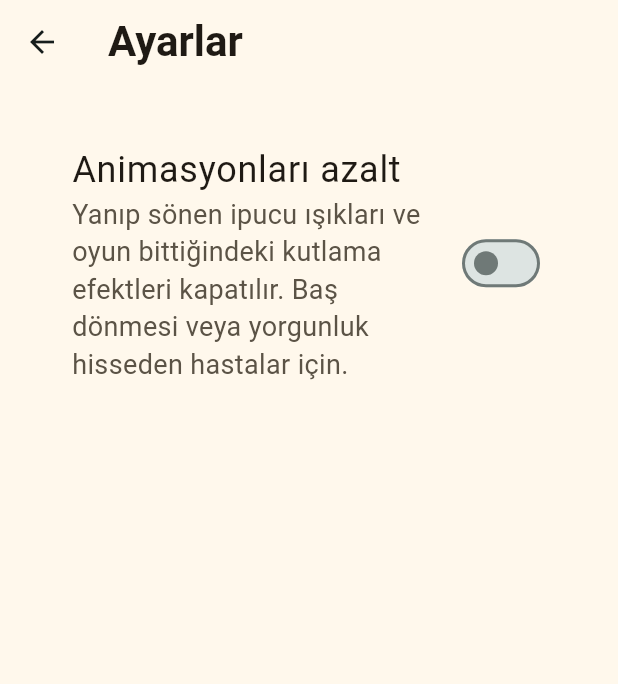
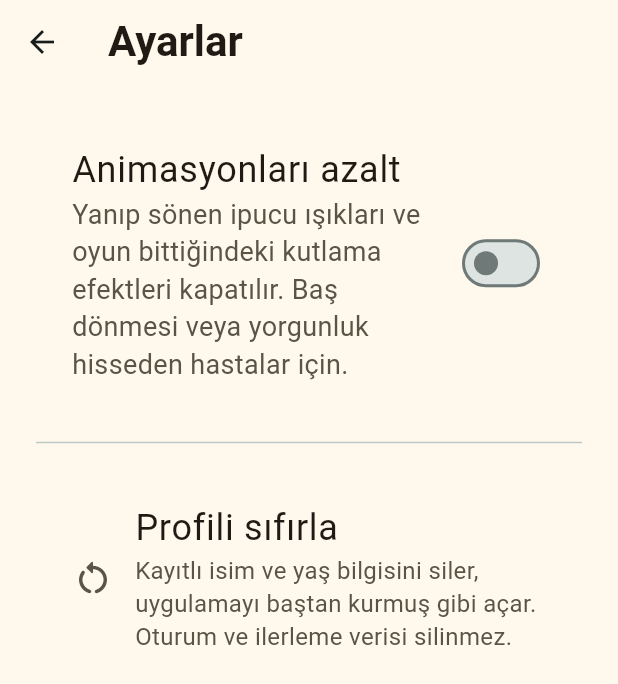
Before and after one commit to muozer1993-crypto/repo, a Flutter app: the SettingsScreen screen opened by its route, on a phone screen of 412 x 824 dp. Shown: the top 684 px of the screen. Run offline on Flutter 3.47's test engine with Material 3 defaults, Android fonts, the phone set to English and light mode, and no system bars; our stand-ins replace flutter_riverpod, go_router, isar, just_audio, supabase_flutter; accounts and stored records are empty; generated files the repository leaves out were written again.

Commit message:
fix(gameplay): unblock exit + completion, speaker feedback, profile reset
Root cause of exit/completion buttons silently doing nothing:
flushSession called isar.placementEvents.putAll(...) but
PlacementEvent is @embedded — it lives inside SessionLog, it has no
collection accessor. The dynamic-typed isar field hid the missing
getter at compile time; at runtime the call threw NoSuchMethodError,
the await surfaced the exception to the caller, and the subsequent
context.go('/home') in _onExit / _onComplete never ran. Switched to
attaching placements on the SessionLog directly via its embedded
`placements` list and dropped the separate put call.

Other fixes:

* CompletionOverlay "Ana ekrana dön" button overflowed horizontally
  in portrait (RIGHT OVERFLOWED BY 65 PIXELS). Reduced the overlay's
  horizontal padding/margin and made the BigButton expand so it
  fits the narrower container.

* Speaker button gave no visible feedback because the instruction
  WAV assets are not yet recorded. Added a floating SnackBar with
  the scene's instruction text on tap — patient gets immediate
  confirmation the button works, and reads what to do if audio is
  missing. `instructionText` is now a required param.

* Added "Profili sıfırla" tile to Settings so caregivers can wipe
  the stored name/age band without uninstalling the APK.
  ProfileRepository.clear() removes the row; go_router's existing
  redirect handles bouncing to /setup on the next frame.

```diff
--- a/lib/features/game/presentation/scene_player_screen.dart
+++ b/lib/features/game/presentation/scene_player_screen.dart
@@ -90,6 +90,7 @@ class _ScenePlayerScreenState extends ConsumerState<ScenePlayerScreen> {
                 right: 8,
                 child: InstructionSpeakerButton(
                   instructionAudioPath: args.scene.instructionAudioPath,
+                  instructionText: args.scene.instructionTr,
                 ),
               ),
             if (state.isComplete)
--- a/lib/features/home/presentation/settings_screen.dart
+++ b/lib/features/home/presentation/settings_screen.dart
@@ -1,6 +1,7 @@
 import 'package:flutter/material.dart';
 import 'package:flutter_riverpod/flutter_riverpod.dart';
 
+import '../../../core/theme/app_theme.dart';
 import '../../../core/theme/motion.dart';
 import '../../../l10n/strings_tr.dart';
 import '../../../shared/widgets/reduced_motion_switch.dart';
@@ -13,7 +14,6 @@ class SettingsScreen extends ConsumerWidget {
 
   @override
   Widget build(BuildContext context, WidgetRef ref) {
-    // Keep the profile's reducedMotion in sync with the provider on open.
     ref.listen(patientProfileProvider, (_, next) {
       final p = next.value;
       if (p == null) return;
@@ -25,11 +25,66 @@ class SettingsScreen extends ConsumerWidget {
       body: SafeArea(
         child: ListView(
           padding: const EdgeInsets.all(24),
-          children: const [
-            ReducedMotionSwitch(),
+          children: [
+            const ReducedMotionSwitch(),
+            const Divider(height: 48),
+            _ResetProfileTile(),
           ],
         ),
       ),
     );
   }
 }
+
+class _ResetProfileTile extends ConsumerWidget {
+  @override
+  Widget build(BuildContext context, WidgetRef ref) {
+    return ListTile(
+      leading: const Icon(
+        Icons.restart_alt_rounded,
+        size: 28,
+        color: AppColors.textSecondary,
+      ),
+      title: const Text(
+        'Profili sıfırla',
+        style: TextStyle(fontSize: 24, color: AppColors.textPrimary),
+      ),
+      subtitle: const Text(
+        'Kayıtlı isim ve yaş bilgisini siler, uygulamayı baştan '
+        'kurmuş gibi açar. Oturum ve ilerleme verisi silinmez.',
+        style: TextStyle(fontSize: 16, color: AppColors.textSecondary),
+      ),
+      contentPadding:
+          const EdgeInsets.symmetric(horizontal: 24, vertical: 8),
+      onTap: () => _confirm(context, ref),
+    );
+  }
+
+  Future<void> _confirm(BuildContext context, WidgetRef ref) async {
+    final ok = await showDialog<bool>(
+      context: context,
+      builder: (_) => AlertDialog(
+        title: const Text('Profili sıfırla?'),
+        content: const Text(
+          'Kayıtlı isim ve yaş bandı silinecek. Uygulama yeniden '
+          'profil oluşturma ekranıyla açılacak.',
+          style: TextStyle(fontSize: 18),
+        ),
+        actions: [
+          TextButton(
+            onPressed: () => Navigator.of(context).pop(false),
+            child: const Text('Vazgeç', style: TextStyle(fontSize: 18)),
+          ),
+          ElevatedButton(
+            onPressed: () => Navigator.of(context).pop(true),
+            child: const Text('Evet, sıfırla'),
+          ),
+        ],
+      ),
+    );
+    if (ok != true) return;
+    await ref.read(profileRepositoryProvider).clear();
+    // The router watches patientProfileProvider and redirects to
+    // /setup automatically when the row disappears.
+  }
+}
```
Also changed, not shown: lib/features/game/application/scene_controller.dart (+7 -7 lines), lib/features/game/presentation/widgets/completion_overlay.dart (+8 -6 lines), lib/features/game/presentation/widgets/instruction_speaker_button.dart (+19 -2 lines), lib/features/profile/data/profile_repository.dart (+10 -0 lines).
